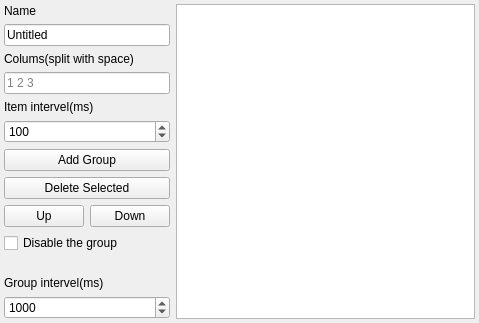
The window that src/page/preset/presetviewgroupeditor.ui (x-tools-author/x-tools) describes before a commit, drawn with Qt 5.
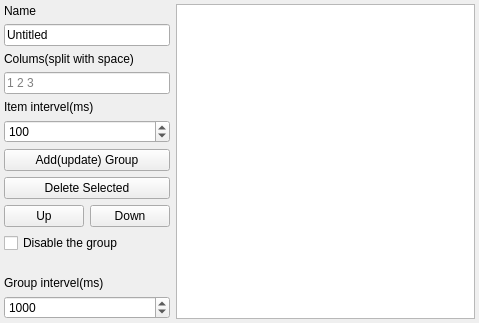
The same window after the commit.

What changed in the file:
```diff
--- a/src/page/preset/presetviewgroupeditor.ui
+++ b/src/page/preset/presetviewgroupeditor.ui
@@ -29,7 +29,7 @@
    <item row="6" column="0">
     <widget class="QPushButton" name="pushButtonAdd">
      <property name="text">
-      <string>Add Group</string>
+      <string>Add(update) Group</string>
      </property>
     </widget>
    </item>
```
